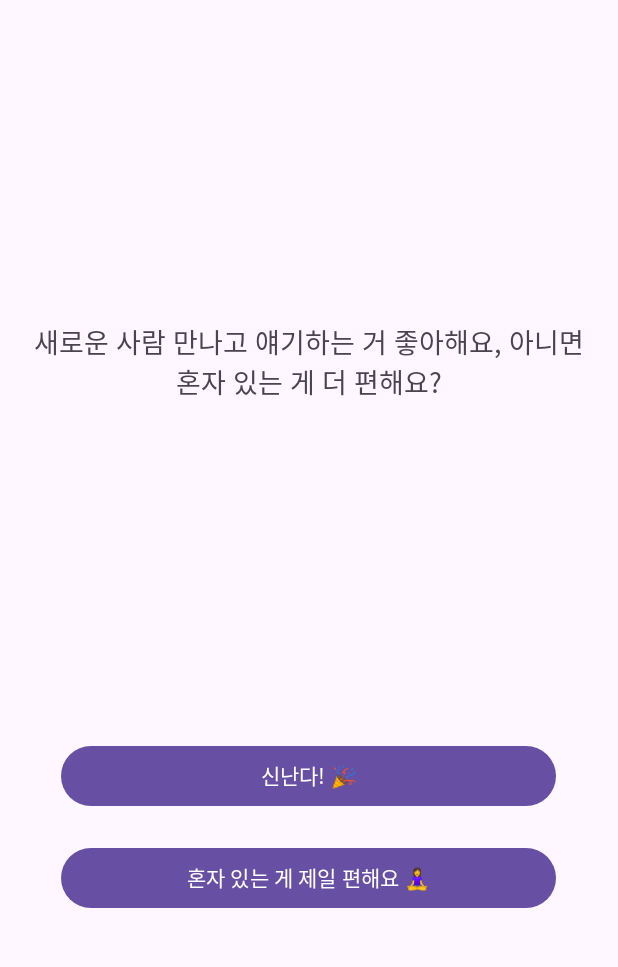
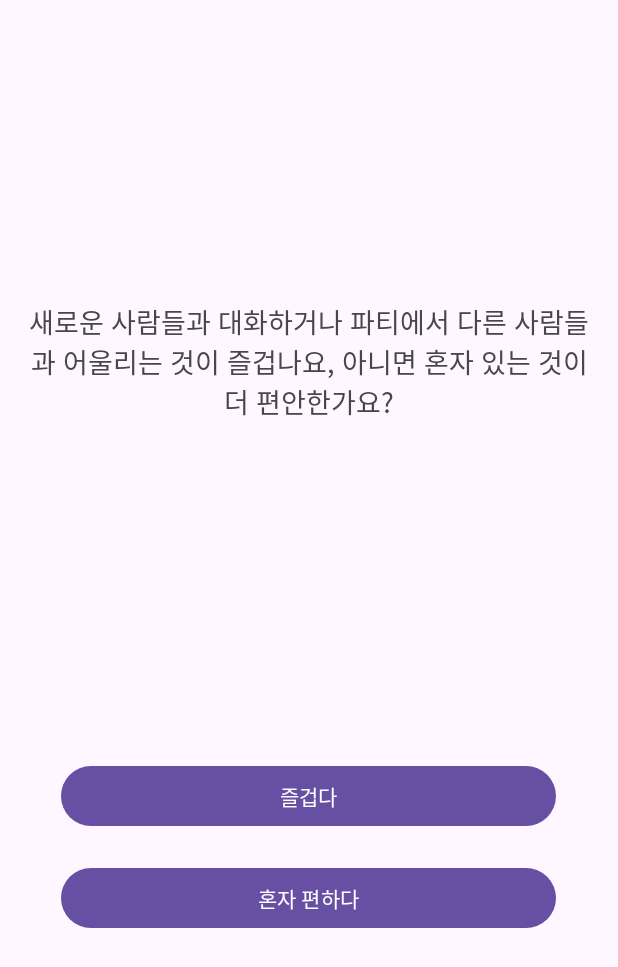
Before and after one commit to Tiniping-Bastards/TinipingMBTI, an Android app: the QuestionActivity screen opened directly, with no data from a screen before it, on a phone screen of 412 x 824 dp. Shown: the top 967 px of the screen. Run offline under Robolectric (Android 15) with nearby library versions, the light colour scheme and no system bars.

Commit message:
데이터베이스 수정

```diff
--- a/app/src/main/java/com/tinipingbastards/tinipingmbti/DBHelper.kt
+++ b/app/src/main/java/com/tinipingbastards/tinipingmbti/DBHelper.kt
@@ -13,7 +13,7 @@ import java.io.OutputStream
 class DBHelper(context: Context) {
     private val context = context
 
-    private val DATABASE_NAME = "mbti_test_2.db"  // 데이터베이스 파일 이름
+    private val DATABASE_NAME = "mbti_test.db"  // 데이터베이스 파일 이름
     private val DATABASE_PATH = "/data/data/com.tinipingbastards.tinipingmbti/databases/"  // 내부 저장소 경로
 
     // 데이터베이스 복사 작업
--- a/app/src/main/java/com/tinipingbastards/tinipingmbti/QuestionActivity.kt
+++ b/app/src/main/java/com/tinipingbastards/tinipingmbti/QuestionActivity.kt
@@ -16,6 +16,7 @@ class QuestionActivity : AppCompatActivity() {
     private lateinit var dbHelper: DBHelper
     private var cursor: Cursor? = null  // Cursor 객체를 클래스 레벨에서 선언
     private var result: String = ""     // 최종 MBTI 결과를 저장할 변수
+    private var currentQuestionIndex: Int = 0
     private var eCount: Int = 0         // "E" 선택 횟수
     private var iCount: Int = 0         // "I" 선택 횟수
     private var sCount: Int = 0         // "S" 선택 횟수
@@ -35,8 +36,8 @@ class QuestionActivity : AppCompatActivity() {
 
         // DB에서 질문 데이터를 가져옵니다.
         cursor = dbHelper.loadDatabase().query(
-            "mbti_questions",  // 테이블 이름
-            arrayOf("question_text","question_type", "option1", "option2"),  // 가져올 컬럼
+            "questions",  // 테이블 이름
+            arrayOf("question_text","question_type", "option_1", "option_2"),  // 가져올 컬럼
             null,  // 조건 (없음)
             null,  // 조건 값 (없음)
             null,  // 그룹화 (없음)
@@ -62,6 +63,7 @@ class QuestionActivity : AppCompatActivity() {
             binding.tvQuestion.text = cursor?.getString(0)  // 질문 텍스트
             binding.btnAnswer1.text = cursor?.getString(2) // 옵션 1
             binding.btnAnswer2.text = cursor?.getString(3) // 옵션 2
+
         } else {
             finish()
         }
--- a/app/src/main/res/layout/activity_question.xml
+++ b/app/src/main/res/layout/activity_question.xml
@@ -15,6 +15,8 @@
         android:padding="16dp"
         tools:layout_editor_absoluteX="0dp"
         tools:layout_editor_absoluteY="0dp">
+
+
 
         <TextView
             android:id="@+id/tvQuestion"
```
Also changed, not shown: app/src/main/assets/mbti_test_2.db (deleted).
